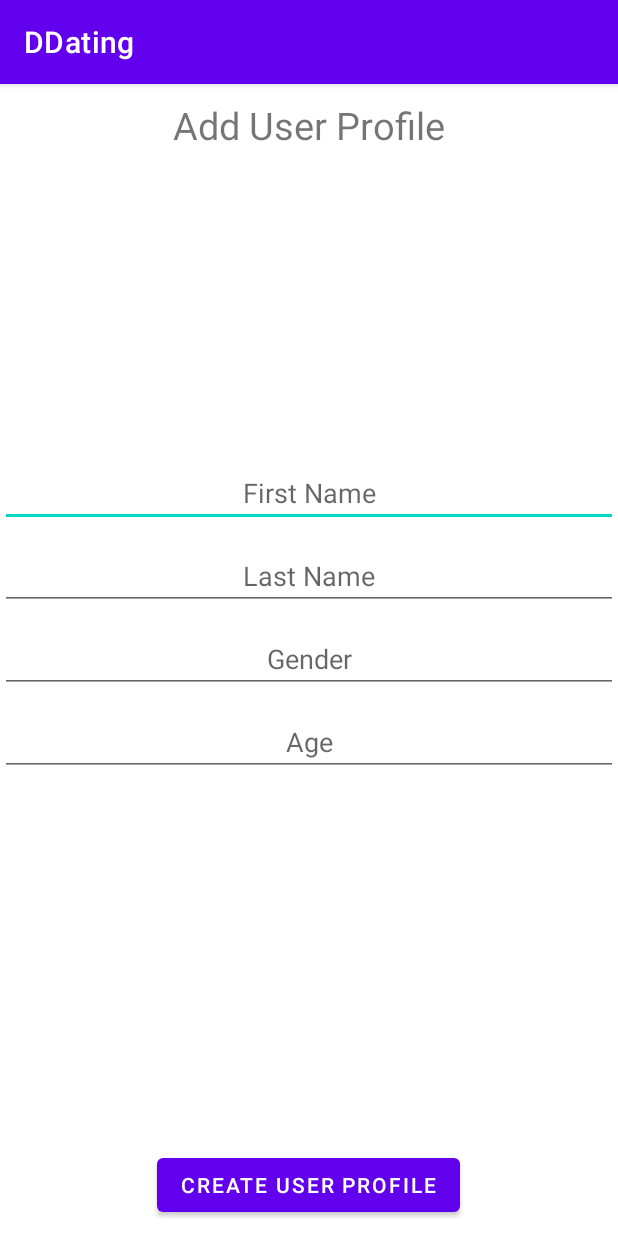
After one commit to sabrinugh/Whistle, an Android app: the addUserProfileActivity screen opened directly, with no data from a screen before it, on a phone screen of 412 x 824 dp. The commit adds this screen. Run offline under Robolectric (Android 15) with nearby library versions, the phone set to English and light mode, and no system bars; our stand-ins replace Firebase (no records; nobody signed in at launch, a user with empty details on screens opened directly).

Commit message:
UserPrfile_Add

```diff
--- a/app/build.gradle
+++ b/app/build.gradle
@@ -39,6 +39,7 @@ dependencies {
     implementation 'com.google.firebase:firebase-auth:21.1.0'
     implementation 'com.google.firebase:firebase-database:20.1.0'
     implementation 'com.google.firebase:firebase-storage:20.1.0'
+    implementation 'com.google.firebase:firebase-firestore:24.4.4'
     testImplementation 'junit:junit:4.13.2'
     androidTestImplementation 'androidx.test.ext:junit:1.1.5'
     androidTestImplementation 'androidx.test.espresso:espresso-core:3.5.1'
--- /dev/null
+++ b/app/src/main/java/com/example/ddating/addUserProfileActivity.java
@@ -0,0 +1,79 @@
+package com.example.ddating;
+
+import androidx.appcompat.app.AppCompatActivity;
+
+import android.content.Intent;
+import android.os.Bundle;
+import android.view.View;
+import android.widget.Button;
+import android.widget.EditText;
+import android.widget.Toast;
+
+import com.google.firebase.auth.FirebaseAuth;
+import com.google.firebase.auth.FirebaseUser;
+import com.google.firebase.database.FirebaseDatabase;
+import com.google.firebase.firestore.CollectionReference;
+import com.google.firebase.firestore.FirebaseFirestore;
+
+import java.util.HashMap;
+
+public class addUserProfileActivity extends AppCompatActivity {
+
+    private EditText firstName;
+    private EditText lastName;
+    private EditText gender;
+    private EditText age;
+    private Button addUser;
+
+    private FirebaseUser currentUser;
+
+
+    @Override
+    protected void onCreate(Bundle savedInstanceState) {
+        super.onCreate(savedInstanceState);
+        setContentView(R.layout.activity_add_user_profile);
+
+        firstName = findViewById(R.id.firstName);
+        lastName = findViewById(R.id.lastName);
+        gender = findViewById(R.id.gender);
+        age = findViewById(R.id.age);
+        addUser = findViewById(R.id.addUser);
+
+        currentUser = FirebaseAuth.getInstance().getCurrentUser();
+        String currentUserID = currentUser.getUid();
+
+        FirebaseFirestore db = FirebaseFirestore.getInstance();
+
+
+
+        addUser.setOnClickListener(new View.OnClickListener() {
+            @Override
+            public void onClick(View view) {
+
+                CollectionReference users = db.collection("Users");
+
+                String txt_firstName = firstName.getText().toString();
+                String txt_lastName = lastName.getText().toString();
+                String txt_gender = gender.getText().toString();
+                String txt_age = age.getText().toString();
+                int int_age = Integer.parseInt(txt_age);
+
+                HashMap<String, Object> map = new HashMap<>();
+                map.put("firstName", txt_firstName);
+                map.put("lastName", txt_lastName);
+                map.put("gender", txt_gender);
+                map.put("age", int_age);
+
+                users.document(currentUserID).set(map);
+
+                Toast.makeText(addUserProfileActivity.this, "User Added !", Toast.LENGTH_SHORT).show();
+
+                startActivity(new Intent(addUserProfileActivity.this, MainActivity.class));
+                finish();
+
+            }
+        });
+
+
+    }
+}
--- a/app/src/main/java/com/example/ddating/registerActivity.java
+++ b/app/src/main/java/com/example/ddating/registerActivity.java
@@ -63,7 +63,8 @@ public class registerActivity extends AppCompatActivity {
             public void onComplete(@NonNull Task<AuthResult> task) {
                 if (task.isSuccessful()){
                     Toast.makeText(registerActivity.this, "Registration Success", Toast.LENGTH_SHORT).show();
-                    startActivity(new Intent(registerActivity.this, MainActivity.class));
+                    //startActivity(new Intent(registerActivity.this, MainActivity.class));
+                    startActivity(new Intent(registerActivity.this, addUserProfileActivity.class));
                     finish();
                 } else {
                     Toast.makeText(registerActivity.this, "Registration Failed", Toast.LENGTH_SHORT).show();
--- /dev/null
+++ b/app/src/main/res/layout/activity_add_user_profile.xml
@@ -0,0 +1,61 @@
+<?xml version="1.0" encoding="utf-8"?>
+<RelativeLayout xmlns:android="http://schemas.android.com/apk/res/android"
+    xmlns:app="http://schemas.android.com/apk/res-auto"
+    xmlns:tools="http://schemas.android.com/tools"
+    android:layout_width="match_parent"
+    android:layout_height="match_parent"
+    tools:context=".addUserProfileActivity">
+
+    <TextView
+        android:layout_width="wrap_content"
+        android:layout_height="wrap_content"
+        android:text="Add User Profile"
+        android:textSize="25dp"
+        android:layout_centerHorizontal="true"
+        android:layout_marginTop="10dp"/>
+
+    <EditText
+        android:layout_width="match_parent"
+        android:layout_height="wrap_content"
+        android:hint="First Name"
+        android:textAlignment="center"
+        android:id="@+id/firstName"
+        android:layout_marginTop="250dp"/>
+
+    <EditText
+        android:layout_width="match_parent"
+        android:layout_height="wrap_content"
+        android:hint="Last Name"
+        android:textAlignment="center"
+        android:id="@+id/lastName"
+        android:layout_below="@id/firstName"
+        android:layout_marginTop="10dp"/>
+
+    <EditText
+        android:layout_width="match_parent"
+        android:layout_height="wrap_content"
+        android:hint="Gender"
+        android:textAlignment="center"
+        android:id="@+id/gender"
+        android:layout_below="@id/lastName"
+        android:layout_marginTop="10dp"/>
+
+    <EditText
+        android:layout_width="match_parent"
+        android:layout_height="wrap_content"
+        android:hint="Age"
+        android:textAlignment="center"
+        android:id="@+id/age"
+        android:layout_below="@id/gender"
+        android:layout_marginTop="10dp"/>
+
+    <Button
+        android:layout_width="wrap_content"
+        android:layout_height="wrap_content"
+        android:text="Create User Profile"
+        android:id="@+id/addUser"
+        android:layout_alignParentBottom="true"
+        android:layout_centerHorizontal="true"
+        android:layout_marginBottom="10dp"/>
+
+</RelativeLayout>
--- a/app/src/main/res/layout/activity_log_in.xml
+++ b/app/src/main/res/layout/activity_log_in.xml
@@ -7,11 +7,11 @@
     tools:context=".registerActivity">
 
     <EditText
+        android:id="@+id/email"
         android:layout_width="match_parent"
         android:layout_height="wrap_content"
         android:layout_marginTop="100dp"
-        android:hint="Email"
-        android:id="@+id/email"/>
+        android:hint="Email" />
 
     <EditText
         android:layout_width="match_parent"
```
Also changed, not shown: app/src/main/AndroidManifest.xml (+7 -0 lines), app/src/main/java/com/example/ddating/MainActivity.java (+7 -0 lines).
